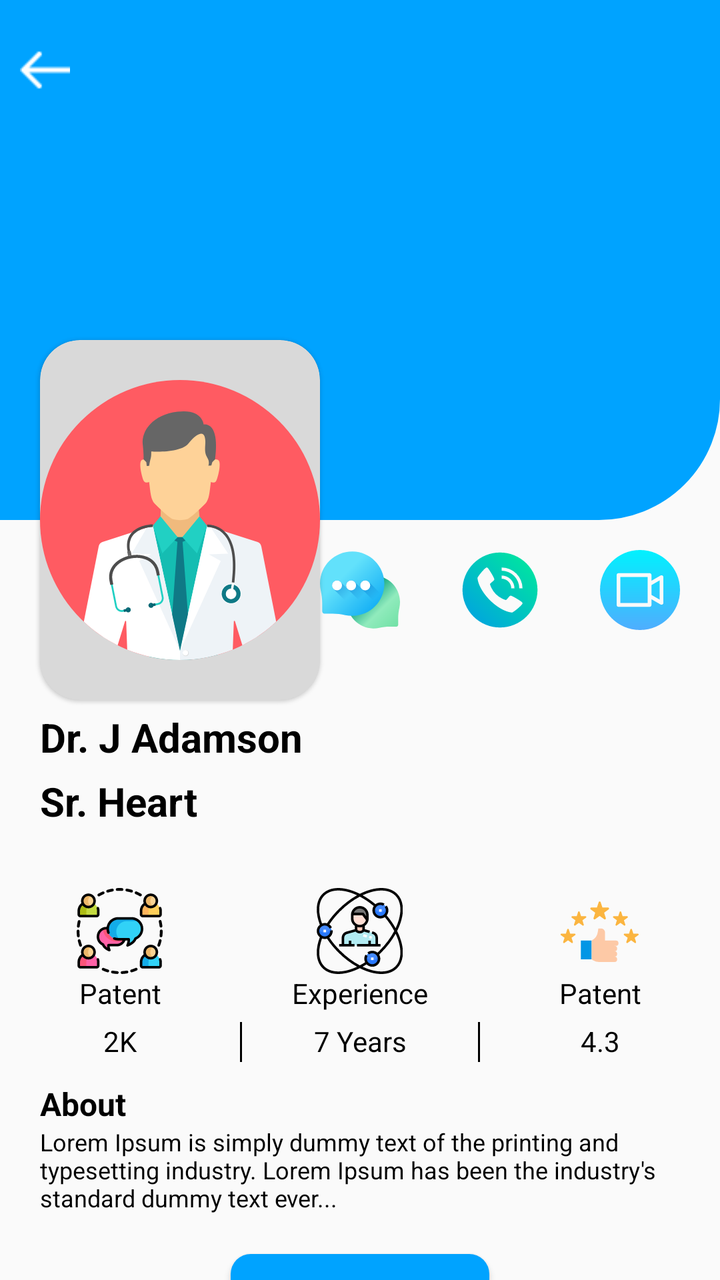
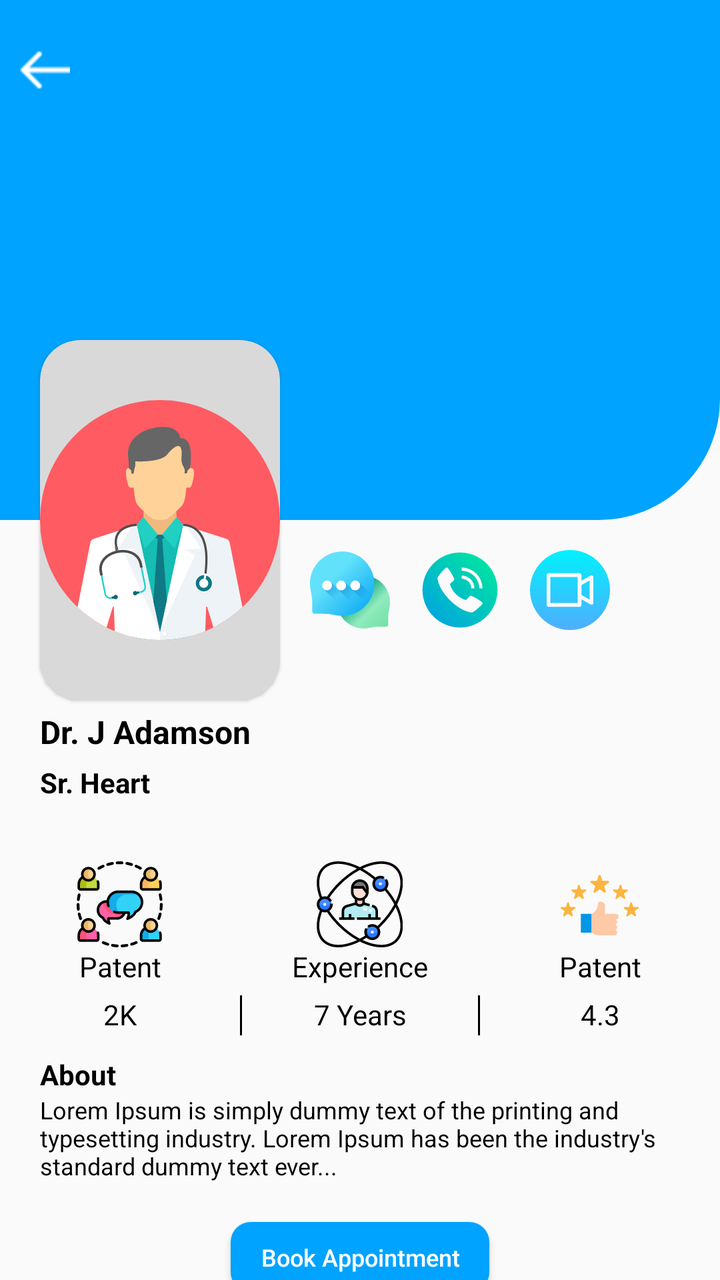

Screens rendered from an Android XML layout before and after an edit, with the pre-edit source and the edit as a unified diff.
<!-- AndroidManifest.xml: application theme Theme.ICare -->
<!-- res/layout/activity_doctor_details.xml -->
<?xml version="1.0" encoding="utf-8"?>
<layout xmlns:android="http://schemas.android.com/apk/res/android"
    xmlns:app="http://schemas.android.com/apk/res-auto"
    xmlns:tools="http://schemas.android.com/tools">

    <androidx.constraintlayout.widget.ConstraintLayout
        android:layout_width="match_parent"
        android:layout_height="match_parent"
        tools:context=".doctor.DoctorDetailsActivity">

        <LinearLayout
            android:id="@+id/llToolBar"
            android:layout_width="match_parent"
            android:layout_height="wrap_content"
            android:background="@color/themeBlue"
            android:orientation="vertical"
            android:padding="10dp"
            android:paddingHorizontal="10dp"
            app:layout_constraintTop_toTopOf="parent">

            <LinearLayout
                android:layout_width="match_parent"
                android:layout_height="wrap_content"
                android:layout_marginTop="10dp"
                android:orientation="horizontal">

                <ImageView
                    android:id="@+id/imgBack"
                    android:layout_width="25dp"
                    android:layout_height="30dp"
                    android:src="@drawable/back_arrow" />

                <TextView
                    android:id="@+id/txtNameUser"
                    android:layout_width="0dp"
                    android:layout_height="wrap_content"
                    android:layout_weight="1"
                    android:gravity="center"
                    android:text=""
                    android:textColor="@color/white"
                    android:textSize="20sp"
                    android:textStyle="bold" />
            </LinearLayout>

        </LinearLayout>

        <ImageView
            android:id="@+id/imageView2"
            android:layout_width="match_parent"
            android:layout_height="200dp"
            android:background="@drawable/doctor_theme"
            app:layout_constraintTop_toBottomOf="@+id/llToolBar" />

        <androidx.cardview.widget.CardView
            android:id="@+id/cardDocImg"
            android:layout_width="140dp"
            android:layout_height="180dp"
            android:layout_marginStart="20dp"
            app:cardBackgroundColor="#D9D9D9"
            app:cardCornerRadius="20dp"
            app:cardElevation="1dp"
            app:cardMaxElevation="1dp"
            app:layout_constraintBottom_toBottomOf="@+id/imageView2"
            app:layout_constraintLeft_toLeftOf="parent"
            app:layout_constraintTop_toBottomOf="@+id/imageView2">

            <ImageView
                android:layout_width="match_parent"
                android:layout_height="match_parent"
                android:src="@drawable/ic_doctor" />
        </androidx.cardview.widget.CardView>

        <ImageView
            android:id="@+id/imgVideoCall"
            android:layout_width="40dp"
            android:layout_height="40dp"
            android:layout_marginTop="15dp"
            android:layout_marginEnd="20dp"
            android:src="@drawable/ic_video_call"
            app:layout_constraintRight_toRightOf="parent"
            app:layout_constraintTop_toBottomOf="@+id/imageView2" />

        <ImageView
            android:id="@+id/imgAudioCall"
            android:layout_width="40dp"
            android:layout_height="40dp"
            android:layout_marginTop="15dp"
            android:layout_marginEnd="30dp"
            android:src="@drawable/ic_telephone"
            app:layout_constraintEnd_toStartOf="@+id/imgVideoCall"
            app:layout_constraintTop_toBottomOf="@+id/imageView2" />

        <ImageView
            android:id="@+id/imgChat"
            android:layout_width="40dp"
            android:layout_height="40dp"
            android:layout_marginTop="15dp"
            android:layout_marginEnd="30dp"
            android:src="@drawable/ic_chat"
            app:layout_constraintEnd_toStartOf="@+id/imgAudioCall"
            app:layout_constraintTop_toBottomOf="@+id/imageView2" />

        <TextView
            android:id="@+id/txtDocName"
            android:layout_width="wrap_content"
            android:layout_height="wrap_content"
            android:layout_marginStart="20dp"
            android:layout_marginTop="5dp"
            android:text="Dr. J Adamson"
            android:textColor="@color/black"
            android:textSize="20sp"
            android:textStyle="bold"
            app:layout_constraintLeft_toLeftOf="parent"
            app:layout_constraintTop_toBottomOf="@+id/cardDocImg" />

        <TextView
            android:id="@+id/txtDoctorSpec"
            android:layout_width="wrap_content"
            android:layout_height="wrap_content"
            android:layout_marginStart="20dp"
            android:layout_marginTop="5dp"
            android:text="Sr. Heart"
            android:textColor="@color/black"
            android:textSize="20sp"
            android:textStyle="bold"
            app:layout_constraintLeft_toLeftOf="parent"
            app:layout_constraintTop_toBottomOf="@+id/txtDocName" />

        <LinearLayout
            android:id="@+id/llDetails"
            android:layout_width="match_parent"
            android:layout_height="wrap_content"
            android:layout_marginTop="30dp"
            android:orientation="horizontal"
            app:layout_constraintLeft_toLeftOf="parent"
            app:layout_constraintTop_toBottomOf="@+id/txtDoctorSpec">

            <RelativeLayout
                android:layout_width="0dp"
                android:layout_height="wrap_content"
                android:layout_weight="1">

                <ImageView
                    android:id="@+id/imgPatent"
                    android:layout_width="43dp"
                    android:layout_height="43dp"
                    android:layout_centerHorizontal="true"
                    android:src="@drawable/ic_group" />

                <TextView
                    android:layout_width="match_parent"
                    android:layout_height="wrap_content"
                    android:layout_below="@id/imgPatent"
                    android:gravity="center"
                    android:text="Patent"
                    android:textColor="@color/black" />

            </RelativeLayout>

            <RelativeLayout
                android:layout_width="0dp"
                android:layout_height="wrap_content"
                android:layout_weight="1">

                <ImageView
                    android:id="@+id/imgExperience"
                    android:layout_width="43dp"
                    android:layout_height="43dp"
                    android:layout_centerHorizontal="true"
                    android:src="@drawable/ic_user_experience" />

                <TextView
                    android:layout_width="match_parent"
                    android:layout_height="wrap_content"
                    android:layout_below="@id/imgExperience"
                    android:gravity="center"
                    android:text="Experience"
                    android:textColor="@color/black" />

            </RelativeLayout>

            <RelativeLayout
                android:layout_width="0dp"
                android:layout_height="wrap_content"
                android:layout_weight="1">

                <ImageView
                    android:id="@+id/imgRating"
                    android:layout_width="43dp"
                    android:layout_height="43dp"
                    android:layout_centerHorizontal="true"
                    android:src="@drawable/ic_rate" />

                <TextView
                    android:layout_width="match_parent"
                    android:layout_height="wrap_content"
                    android:layout_below="@id/imgRating"
                    android:gravity="center"
                    android:text="Patent"
                    android:textColor="@color/black" />

            </RelativeLayout>

        </LinearLayout>

        <LinearLayout
            android:id="@+id/llProfileDetails"
            android:layout_width="match_parent"
            android:layout_height="20dp"
            android:layout_marginTop="5dp"
            android:orientation="horizontal"
            app:layout_constraintLeft_toLeftOf="parent"
            app:layout_constraintTop_toBottomOf="@+id/llDetails">

            <RelativeLayout
                android:layout_width="0dp"
                android:layout_height="wrap_content"
                android:layout_weight="1">

                <TextView
                    android:layout_width="match_parent"
                    android:layout_height="wrap_content"
                    android:gravity="center"
                    android:text="2K"
                    android:textColor="@color/black" />

            </RelativeLayout>

            <RelativeLayout
                android:layout_width="0dp"
                android:layout_height="wrap_content"
                android:layout_weight="1">

                <View
                    android:layout_width="1dp"
                    android:layout_height="wrap_content"
                    android:layout_alignParentStart="true"
                    android:background="@color/black" />


                <TextView
                    android:layout_width="match_parent"
                    android:layout_height="wrap_content"
                    android:gravity="center"
                    android:text="7 Years"
                    android:textColor="@color/black" />

                <View
                    android:layout_width="1dp"
                    android:layout_height="wrap_content"
                    android:layout_alignParentEnd="true"
                    android:background="@color/black" />

            </RelativeLayout>

            <RelativeLayout
                android:layout_width="0dp"
                android:layout_height="wrap_content"
                android:layout_weight="1">

                <TextView
                    android:layout_width="match_parent"
                    android:layout_height="wrap_content"
                    android:gravity="center"
                    android:text="4.3"
                    android:textColor="@color/black" />


            </RelativeLayout>

        </LinearLayout>

        <TextView
            android:id="@+id/hintAbout"
            android:layout_width="wrap_content"
            android:layout_height="wrap_content"
            android:layout_marginStart="20dp"
            android:layout_marginTop="10dp"
            android:text="About"
            android:textColor="@color/black"
            android:textSize="16sp"
            android:textStyle="bold"
            app:layout_constraintLeft_toLeftOf="parent"
            app:layout_constraintTop_toBottomOf="@+id/llProfileDetails" />

        <TextView
            android:id="@+id/txtAboutDoc"
            android:layout_width="0dp"
            android:layout_height="wrap_content"
            android:layout_marginHorizontal="20dp"
            android:text="@string/lorem_ipsum"
            android:textColor="@color/black"
            android:textSize="12sp"
            app:layout_constraintLeft_toLeftOf="parent"
            app:layout_constraintRight_toRightOf="parent"
            app:layout_constraintTop_toBottomOf="@+id/hintAbout" />

        <Button
            android:id="@+id/btnBookAppointment"
            android:layout_width="wrap_content"
            android:layout_height="35dp"
            android:layout_marginTop="20dp"
            android:background="@drawable/button_possitive"
            android:paddingHorizontal="15dp"
            android:text="Book Appointment"
            android:textAllCaps="false"
            android:textColor="@color/white"
            android:textSize="12sp"
            app:layout_constraintLeft_toLeftOf="parent"
            app:layout_constraintRight_toRightOf="parent"
            app:layout_constraintTop_toBottomOf="@+id/txtAboutDoc" />

    </androidx.constraintlayout.widget.ConstraintLayout>
</layout>
<!-- resources referenced by this layout -->
<resources>
  <color name="black">#000000</color>
  <color name="themeBlue">#00A3FF</color>
  <color name="white">#FFFFFFFF</color>
  <!-- drawable button_possitive (drawable) -->
  <?xml version="1.0" encoding="utf-8"?>
  <ripple xmlns:android="http://schemas.android.com/apk/res/android"
      android:color="@color/white">
      <item android:id="@android:id/mask">
          <shape android:shape="rectangle">
              <solid android:color="@color/white" />
              <corners android:radius="10dp" />
          </shape>
      </item>
  
      <item android:id="@android:id/background">
          <shape android:shape="rectangle">
              <gradient
                  android:angle="90"
                  android:endColor="@color/themeBlue"
                  android:startColor="@color/themeBlue"
                  android:type="linear" />
              <corners android:radius="10dp" />
          </shape>
      </item>
  </ripple>
  <!-- drawable doctor_theme (drawable) -->
  <?xml version="1.0" encoding="utf-8"?>
  <shape xmlns:android="http://schemas.android.com/apk/res/android">
      <solid android:color="@color/themeBlue" />
  
      <stroke
          android:width="1dp"
          android:color="@color/themeBlue" />
  
      <corners android:bottomRightRadius="60dp" />
  </shape>
  <!-- drawable ic_video_call (drawable) -->
  <vector xmlns:android="http://schemas.android.com/apk/res/android"
      xmlns:aapt="http://schemas.android.com/aapt"
      android:width="512dp"
      android:height="512dp"
      android:viewportWidth="512"
      android:viewportHeight="512">
    <path
        android:pathData="m329.49,224.57 l52.01,-30.02v122.91l-52.01,-30.02zM130.5,339.62h174.99v-167.24h-174.99zM512,256c0,141.16 -114.84,256 -256,256s-256,-114.84 -256,-256 114.84,-256 256,-256 256,114.84 256,256zM405.5,173.76c0,-4.29 -2.29,-8.25 -6,-10.39 -3.71,-2.14 -8.29,-2.14 -12,0l-58.01,33.49v-36.47c0,-6.63 -5.37,-12 -12,-12h-198.99c-6.63,0 -12,5.37 -12,12v191.24c0,6.63 5.37,12 12,12h198.99c6.63,0 12,-5.37 12,-12v-36.48l58.01,33.49c3.71,2.14 8.29,2.14 12,0 3.71,-2.14 6,-6.11 6,-10.39z">
      <aapt:attr name="android:fillColor">
        <gradient 
            android:startX="256"
            android:startY="0"
            android:endX="256"
            android:endY="512"
            android:type="linear">
          <item android:offset="0" android:color="#FF01F1FE"/>
          <item android:offset="1" android:color="#FF4FADFE"/>
        </gradient>
      </aapt:attr>
    </path>
  </vector>
  <string name="lorem_ipsum">Lorem Ipsum is simply dummy text of the printing and typesetting industry. Lorem Ipsum has been the industry\'s standard dummy text ever...</string>
  <style name="Theme.ICare" parent="Theme.MaterialComponents.Light.NoActionBar.Bridge">
          
          <item name="colorPrimary">@color/themeBlue</item>
          <item name="colorPrimaryVariant">@color/themeBlue</item>
          <item name="colorOnPrimary">@color/white</item>
          
          <item name="colorSecondary">@color/colorBackGroundEdittext</item>
          <item name="colorSecondaryVariant">@color/colorBackGroundEdittext</item>
          <item name="colorOnSecondary">@color/black</item>
          
          <item name="android:statusBarColor">@color/themeBlue</item>
          
      </style>
  <color name="colorBackGroundEdittext">#526278</color>
  <!-- unchanged entries left out for length: 7 -->
</resources>

<!-- the commit's change to res/layout/activity_doctor_details.xml (unified diff, before → after) -->
@@ -53,7 +53,7 @@
 
         <androidx.cardview.widget.CardView
             android:id="@+id/cardDocImg"
-            android:layout_width="140dp"
+            android:layout_width="120dp"
             android:layout_height="180dp"
             android:layout_marginStart="20dp"
             app:cardBackgroundColor="#D9D9D9"
@@ -75,9 +75,9 @@
             android:layout_width="40dp"
             android:layout_height="40dp"
             android:layout_marginTop="15dp"
-            android:layout_marginEnd="20dp"
+            android:layout_marginStart="15dp"
             android:src="@drawable/ic_video_call"
-            app:layout_constraintRight_toRightOf="parent"
+            app:layout_constraintStart_toEndOf="@+id/imgAudioCall"
             app:layout_constraintTop_toBottomOf="@+id/imageView2" />
 
         <ImageView
@@ -85,9 +85,9 @@
             android:layout_width="40dp"
             android:layout_height="40dp"
             android:layout_marginTop="15dp"
-            android:layout_marginEnd="30dp"
+            android:layout_marginStart="15dp"
             android:src="@drawable/ic_telephone"
-            app:layout_constraintEnd_toStartOf="@+id/imgVideoCall"
+            app:layout_constraintStart_toEndOf="@+id/imgChat"
             app:layout_constraintTop_toBottomOf="@+id/imageView2" />
 
         <ImageView
@@ -95,9 +95,9 @@
             android:layout_width="40dp"
             android:layout_height="40dp"
             android:layout_marginTop="15dp"
-            android:layout_marginEnd="30dp"
+            android:layout_marginStart="15dp"
             android:src="@drawable/ic_chat"
-            app:layout_constraintEnd_toStartOf="@+id/imgAudioCall"
+            app:layout_constraintStart_toEndOf="@+id/cardDocImg"
             app:layout_constraintTop_toBottomOf="@+id/imageView2" />
 
         <TextView
@@ -108,7 +108,7 @@
             android:layout_marginTop="5dp"
             android:text="Dr. J Adamson"
             android:textColor="@color/black"
-            android:textSize="20sp"
+            android:textSize="16sp"
             android:textStyle="bold"
             app:layout_constraintLeft_toLeftOf="parent"
             app:layout_constraintTop_toBottomOf="@+id/cardDocImg" />
@@ -121,194 +121,208 @@
             android:layout_marginTop="5dp"
             android:text="Sr. Heart"
             android:textColor="@color/black"
-            android:textSize="20sp"
+            android:textSize="14sp"
             android:textStyle="bold"
             app:layout_constraintLeft_toLeftOf="parent"
             app:layout_constraintTop_toBottomOf="@+id/txtDocName" />
 
-        <LinearLayout
-            android:id="@+id/llDetails"
+        <ScrollView
             android:layout_width="match_parent"
             android:layout_height="wrap_content"
-            android:layout_marginTop="30dp"
-            android:orientation="horizontal"
             app:layout_constraintLeft_toLeftOf="parent"
             app:layout_constraintTop_toBottomOf="@+id/txtDoctorSpec">
 
-            <RelativeLayout
-                android:layout_width="0dp"
-                android:layout_height="wrap_content"
-                android:layout_weight="1">
-
-                <ImageView
-                    android:id="@+id/imgPatent"
-                    android:layout_width="43dp"
-                    android:layout_height="43dp"
-                    android:layout_centerHorizontal="true"
-                    android:src="@drawable/ic_group" />
-
-                <TextView
+            <androidx.constraintlayout.widget.ConstraintLayout
+                android:layout_width="match_parent"
+                android:layout_height="wrap_content">
+
+                <LinearLayout
+                    android:id="@+id/llDetails"
                     android:layout_width="match_parent"
                     android:layout_height="wrap_content"
-                    android:layout_below="@id/imgPatent"
-                    android:gravity="center"
-                    android:text="Patent"
-                    android:textColor="@color/black" />
-
-            </RelativeLayout>
-
-            <RelativeLayout
-                android:layout_width="0dp"
-                android:layout_height="wrap_content"
-                android:layout_weight="1">
-
-                <ImageView
-                    android:id="@+id/imgExperience"
-                    android:layout_width="43dp"
-                    android:layout_height="43dp"
-                    android:layout_centerHorizontal="true"
-                    android:src="@drawable/ic_user_experience" />
+                    android:layout_marginTop="30dp"
+                    android:orientation="horizontal"
+                    app:layout_constraintRight_toRightOf="parent"
+                    app:layout_constraintLeft_toLeftOf="parent"
+                    app:layout_constraintTop_toTopOf="parent">
+
+                    <RelativeLayout
+                        android:layout_width="0dp"
+                        android:layout_height="wrap_content"
+                        android:layout_weight="1">
+
+                        <ImageView
+                            android:id="@+id/imgPatent"
+                            android:layout_width="43dp"
+                            android:layout_height="43dp"
+                            android:layout_centerHorizontal="true"
+                            android:src="@drawable/ic_group" />
+
+                        <TextView
+                            android:layout_width="match_parent"
+                            android:layout_height="wrap_content"
+                            android:layout_below="@id/imgPatent"
+                            android:gravity="center"
+                            android:text="Patent"
+                            android:textColor="@color/black" />
+
+                    </RelativeLayout>
+
+                    <RelativeLayout
+                        android:layout_width="0dp"
+                        android:layout_height="wrap_content"
+                        android:layout_weight="1">
+
+                        <ImageView
+                            android:id="@+id/imgExperience"
+                            android:layout_width="43dp"
+                            android:layout_height="43dp"
+                            android:layout_centerHorizontal="true"
+                            android:src="@drawable/ic_user_experience" />
+
+                        <TextView
+                            android:layout_width="match_parent"
+                            android:layout_height="wrap_content"
+                            android:layout_below="@id/imgExperience"
+                            android:gravity="center"
+                            android:text="Experience"
+                            android:textColor="@color/black" />
+
+                    </RelativeLayout>
+
+                    <RelativeLayout
+                        android:layout_width="0dp"
+                        android:layout_height="wrap_content"
+                        android:layout_weight="1">
+
+                        <ImageView
+                            android:id="@+id/imgRating"
+                            android:layout_width="43dp"
+                            android:layout_height="43dp"
+                            android:layout_centerHorizontal="true"
+                            android:src="@drawable/ic_rate" />
+
+                        <TextView
+                            android:layout_width="match_parent"
+                            android:layout_height="wrap_content"
+                            android:layout_below="@id/imgRating"
+                            android:gravity="center"
+                            android:text="Patent"
+                            android:textColor="@color/black" />
+
+                    </RelativeLayout>
+
+                </LinearLayout>
+
+                <LinearLayout
+                    android:id="@+id/llProfileDetails"
+                    android:layout_width="match_parent"
+                    android:layout_height="20dp"
+                    android:layout_marginTop="5dp"
+                    android:orientation="horizontal"
+                    app:layout_constraintLeft_toLeftOf="parent"
+                    app:layout_constraintTop_toBottomOf="@+id/llDetails">
+
+                    <RelativeLayout
+                        android:layout_width="0dp"
+                        android:layout_height="wrap_content"
+                        android:layout_weight="1">
+
+                        <TextView
+                            android:layout_width="match_parent"
+                            android:layout_height="wrap_content"
+                            android:gravity="center"
+                            android:text="2K"
+                            android:textColor="@color/black" />
+
+                    </RelativeLayout>
+
+                    <RelativeLayout
+                        android:layout_width="0dp"
+                        android:layout_height="wrap_content"
+                        android:layout_weight="1">
+
+                        <View
+                            android:layout_width="1dp"
+                            android:layout_height="wrap_content"
+                            android:layout_alignParentStart="true"
+                            android:background="@color/black" />
+
+
+                        <TextView
+                            android:layout_width="match_parent"
+                            android:layout_height="wrap_content"
+                            android:gravity="center"
+                            android:text="7 Years"
+                            android:textColor="@color/black" />
+
+                        <View
+                            android:layout_width="1dp"
+                            android:layout_height="wrap_content"
+                            android:layout_alignParentEnd="true"
+                            android:background="@color/black" />
+
+                    </RelativeLayout>
+
+                    <RelativeLayout
+                        android:layout_width="0dp"
+                        android:layout_height="wrap_content"
+                        android:layout_weight="1">
+
+                        <TextView
+                            android:layout_width="match_parent"
+                            android:layout_height="wrap_content"
+                            android:gravity="center"
+                            android:text="4.3"
+                            android:textColor="@color/black" />
+
+
+                    </RelativeLayout>
+
+                </LinearLayout>
 
                 <TextView
-                    android:layout_width="match_parent"
+                    android:id="@+id/hintAbout"
+                    android:layout_width="wrap_content"
                     android:layout_height="wrap_content"
-                    android:layout_below="@id/imgExperience"
-                    android:gravity="center"
-                    android:text="Experience"
-                    android:textColor="@color/black" />
-
-            </RelativeLayout>
-
-            <RelativeLayout
-                android:layout_width="0dp"
-                android:layout_height="wrap_content"
-                android:layout_weight="1">
-
-                <ImageView
-                    android:id="@+id/imgRating"
-                    android:layout_width="43dp"
-                    android:layout_height="43dp"
-                    android:layout_centerHorizontal="true"
-                    android:src="@drawable/ic_rate" />
+                    android:layout_marginStart="20dp"
+                    android:layout_marginTop="10dp"
+                    android:text="About"
+                    android:textColor="@color/black"
+                    android:textSize="14sp"
+                    android:textStyle="bold"
+                    app:layout_constraintLeft_toLeftOf="parent"
+                    app:layout_constraintTop_toBottomOf="@+id/llProfileDetails" />
 
                 <TextView
-                    android:layout_width="match_parent"
+                    android:id="@+id/txtAboutDoc"
+                    android:layout_width="0dp"
                     android:layout_height="wrap_content"
-                    android:layout_below="@id/imgRating"
-                    android:gravity="center"
-                    android:text="Patent"
-                    android:textColor="@color/black" />
-
-            </RelativeLayout>
-
-        </LinearLayout>
-
-        <LinearLayout
-            android:id="@+id/llProfileDetails"
-            android:layout_width="match_parent"
-            android:layout_height="20dp"
-            android:layout_marginTop="5dp"
-            android:orientation="horizontal"
-            app:layout_constraintLeft_toLeftOf="parent"
-            app:layout_constraintTop_toBottomOf="@+id/llDetails">
-
-            <RelativeLayout
-                android:layout_width="0dp"
-                android:layout_height="wrap_content"
-                android:layout_weight="1">
-
-                <TextView
-                    android:layout_width="match_parent"
-                    android:layout_height="wrap_content"
-                    android:gravity="center"
-                    android:text="2K"
-                    android:textColor="@color/black" />
-
-            </RelativeLayout>
-
-            <RelativeLayout
-                android:layout_width="0dp"
-                android:layout_height="wrap_content"
-                android:layout_weight="1">
-
-                <View
-                    android:layout_width="1dp"
-                    android:layout_height="wrap_content"
-                    android:layout_alignParentStart="true"
-                    android:background="@color/black" />
-
-
-                <TextView
-                    android:layout_width="match_parent"
-                    android:layout_height="wrap_content"
-                    android:gravity="center"
-                    android:text="7 Years"
-                    android:textColor="@color/black" />
-
-                <View
-                    android:layout_width="1dp"
-                    android:layout_height="wrap_content"
-                    android:layout_alignParentEnd="true"
-                    android:background="@color/black" />
-
-            </RelativeLayout>
-
-            <RelativeLayout
-                android:layout_width="0dp"
-                android:layout_height="wrap_content"
-                android:layout_weight="1">
-
-                <TextView
-                    android:layout_width="match_parent"
-                    android:layout_height="wrap_content"
-                    android:gravity="center"
-                    android:text="4.3"
-                    android:textColor="@color/black" />
-
-
-            </RelativeLayout>
-
-        </LinearLayout>
-
-        <TextView
-            android:id="@+id/hintAbout"
-            android:layout_width="wrap_content"
-            android:layout_height="wrap_content"
-            android:layout_marginStart="20dp"
-            android:layout_marginTop="10dp"
-            android:text="About"
-            android:textColor="@color/black"
-            android:textSize="16sp"
-            android:textStyle="bold"
-            app:layout_constraintLeft_toLeftOf="parent"
-            app:layout_constraintTop_toBottomOf="@+id/llProfileDetails" />
-
-        <TextView
-            android:id="@+id/txtAboutDoc"
-            android:layout_width="0dp"
-            android:layout_height="wrap_content"
-            android:layout_marginHorizontal="20dp"
-            android:text="@string/lorem_ipsum"
-            android:textColor="@color/black"
-            android:textSize="12sp"
-            app:layout_constraintLeft_toLeftOf="parent"
-            app:layout_constraintRight_toRightOf="parent"
-            app:layout_constraintTop_toBottomOf="@+id/hintAbout" />
-
-        <Button
-            android:id="@+id/btnBookAppointment"
-            android:layout_width="wrap_content"
-            android:layout_height="35dp"
-            android:layout_marginTop="20dp"
-            android:background="@drawable/button_possitive"
-            android:paddingHorizontal="15dp"
-            android:text="Book Appointment"
-            android:textAllCaps="false"
-            android:textColor="@color/white"
-            android:textSize="12sp"
-            app:layout_constraintLeft_toLeftOf="parent"
-            app:layout_constraintRight_toRightOf="parent"
-            app:layout_constraintTop_toBottomOf="@+id/txtAboutDoc" />
+                    android:layout_marginHorizontal="20dp"
+                    android:text="@string/lorem_ipsum"
+                    android:textColor="@color/black"
+                    android:textSize="12sp"
+                    app:layout_constraintLeft_toLeftOf="parent"
+                    app:layout_constraintRight_toRightOf="parent"
+                    app:layout_constraintTop_toBottomOf="@+id/hintAbout" />
+
+                <Button
+                    android:id="@+id/btnBookAppointment"
+                    android:layout_width="wrap_content"
+                    android:layout_height="35dp"
+                    android:layout_marginTop="20dp"
+                    android:background="@drawable/button_possitive"
+                    android:paddingHorizontal="15dp"
+                    android:text="Book Appointment"
+                    android:textAllCaps="false"
+                    android:textColor="@color/white"
+                    android:textSize="12sp"
+                    app:layout_constraintLeft_toLeftOf="parent"
+                    app:layout_constraintRight_toRightOf="parent"
+                    app:layout_constraintTop_toBottomOf="@+id/txtAboutDoc" />
+            </androidx.constraintlayout.widget.ConstraintLayout>
+        </ScrollView>
+
 
     </androidx.constraintlayout.widget.ConstraintLayout>
 </layout>
